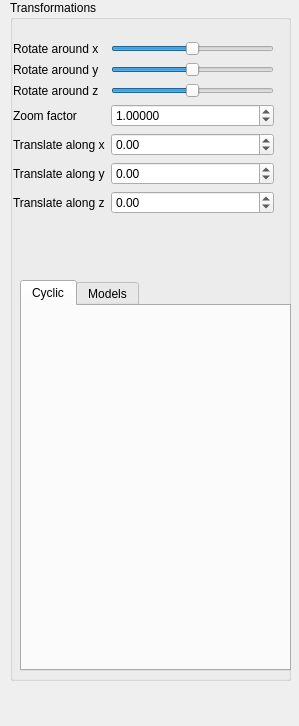
The window that QtFramework/GUI/SideWidget.ui (agotamajor/Qtproject) describes before a commit, drawn with Qt 5.
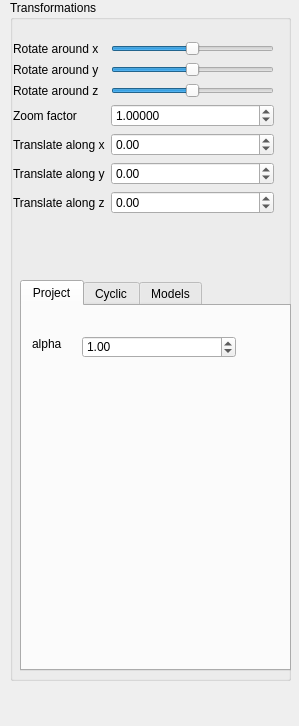
The same window after the commit.

What changed in the file:
```diff
--- a/QtFramework/GUI/SideWidget.ui
+++ b/QtFramework/GUI/SideWidget.ui
@@ -231,6 +231,46 @@
     <property name="currentIndex">
      <number>0</number>
     </property>
+    <widget class="QWidget" name="tab_2">
+     <attribute name="title">
+      <string>Project</string>
+     </attribute>
+     <widget class="QLabel" name="label_8">
+      <property name="geometry">
+       <rect>
+        <x>10</x>
+        <y>30</y>
+        <width>41</width>
+        <height>16</height>
+       </rect>
+      </property>
+      <property name="text">
+       <string>alpha</string>
+      </property>
+     </widget>
+     <widget class="QDoubleSpinBox" name="doubleSpinBoxAlpha">
+      <property name="geometry">
+       <rect>
+        <x>60</x>
+        <y>30</y>
+        <width>154</width>
+        <height>22</height>
+       </rect>
+      </property>
+      <property name="minimum">
+       <double>0.000000000000000</double>
+      </property>
+      <property name="maximum">
+       <double>3.140000000000000</double>
+      </property>
+      <property name="singleStep">
+       <double>0.100000000000000</double>
+      </property>
+      <property name="value">
+       <double>1.000000000000000</double>
+      </property>
+     </widget>
+    </widget>
     <widget class="QWidget" name="tab">
      <attribute name="title">
       <string>Cyclic</string>
```
